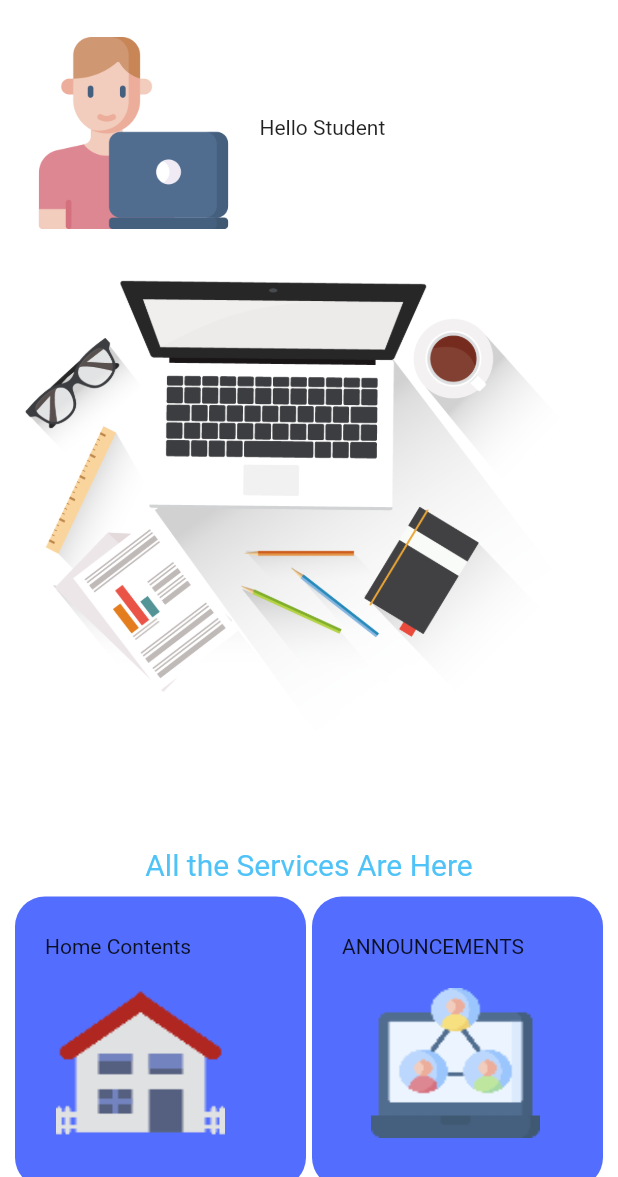
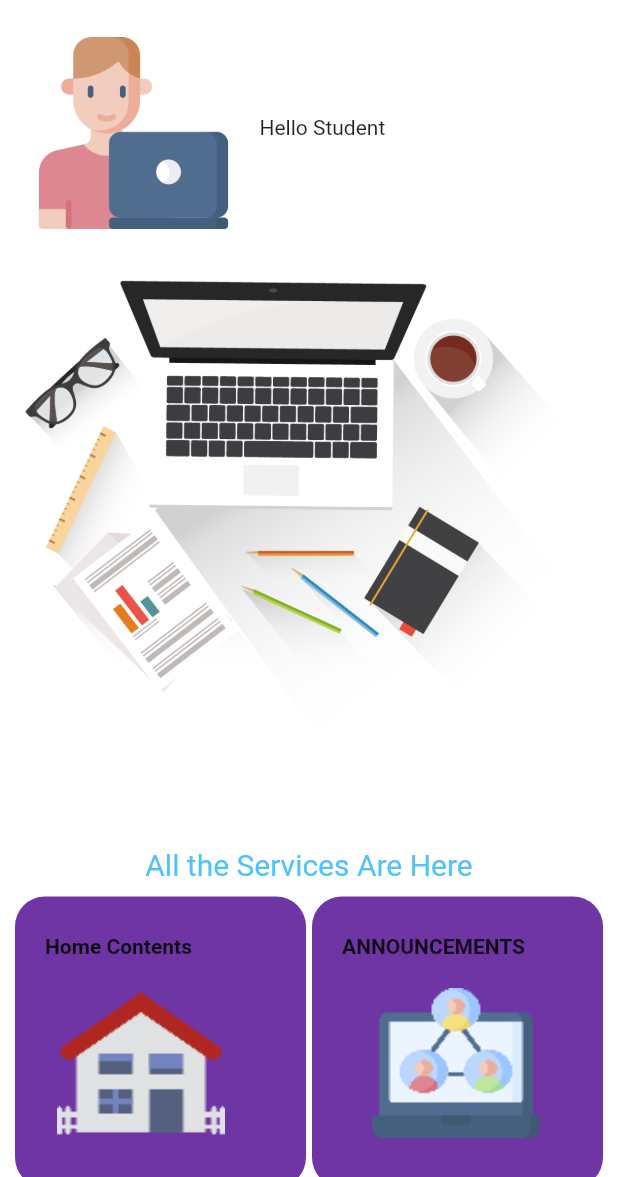
Before and after one commit to swebreza/Flutter_ICSI, a Flutter app: the screen it shows after launch, on a phone screen of 412 x 824 dp, the part 59-1236 px from its top. Run offline on Flutter 3.47's test engine with Material 2 defaults, Android fonts, the light colour scheme and no system bars; our stand-ins replace flutter_svg.

Commit message:
3rd commit 0.03

```diff
--- a/lib/loginPage/Screens/Login/components/body.dart
+++ b/lib/loginPage/Screens/Login/components/body.dart
@@ -26,10 +26,11 @@ class Body extends StatelessWidget {
             ),
             SizedBox(height: size.height * 0.03),
             Image.asset(
-              "assets/icons/login.png",
+              "assets/images/icons/login.png",
               height: size.height * 0.35,
             ),
             SizedBox(height: size.height * 0.03),
+            //FireBase Code Here
             RoundedInputField(
               hintText: "Your Email",
               onChanged: (value) {},
--- a/lib/loginPage/Screens/Welcome/components/body.dart
+++ b/lib/loginPage/Screens/Welcome/components/body.dart
@@ -20,12 +20,12 @@ class Body extends StatelessWidget {
           mainAxisAlignment: MainAxisAlignment.center,
           children: <Widget>[
             Text(
-              "WELCOME TO EDU",
+              "WELCOME TO ICSI",
               style: TextStyle(fontWeight: FontWeight.bold),
             ),
             SizedBox(height: size.height * 0.05),
             Image.asset(
-              "assets/icons/chat.png",
+              "assets/images/icons/chat.png",
               height: size.height * 0.45,
             ),
             SizedBox(height: size.height * 0.05),
--- a/lib/main.dart
+++ b/lib/main.dart
@@ -35,7 +35,7 @@ Widget Cnt(String img, String txt, String link) {
     child: Container(
       decoration: BoxDecoration(
           borderRadius: BorderRadius.all(Radius.circular(20.0)),
-          color: Colors.indigoAccent),
+          color: Color(0xFF6F35A5)),
       alignment: Alignment.topLeft,
       padding: EdgeInsets.all(20),
       // color: Colors.black,
@@ -46,7 +46,7 @@ Widget Cnt(String img, String txt, String link) {
             child: Text(
               txt,
               textAlign: TextAlign.start,
-              style: TextStyle(fontSize: 14),
+              style: TextStyle(fontSize: 14, fontWeight: FontWeight.bold),
             ),
           ),
           Image.asset(
--- a/lib/screen/wrapper.dart
+++ b/lib/screen/wrapper.dart
@@ -6,6 +6,7 @@ class Wrapper extends StatelessWidget {
   @override
   Widget build(BuildContext context) {
     return MaterialApp(
+      debugShowCheckedModeBanner: false,
       title: 'Flutter Auth',
       theme: ThemeData(
         primaryColor: kPrimaryColor,
--- a/lib/sidemenu.dart
+++ b/lib/sidemenu.dart
@@ -47,7 +47,7 @@ class SideMenu extends StatelessWidget {
           ),
           ListTile(
             leading: Image.asset(
-              'assets/images/icons/notebook.png',
+              'assets/images/icons/users.png',
               scale: 12,
             ),
             title: Text("SignIn"),
--- a/pubspec.yaml
+++ b/pubspec.yaml
@@ -72,6 +72,7 @@ flutter:
    - assets/images/icons/windows.png
    - assets/images/icons/notebook.png
    - assets/images/icons/user.png
+   - assets/images/icons/users.png
    - assets/images/icons/menu.png
    - assets/images/icons/house.png
    - assets/images/icons/chat.png
```
Also changed, not shown: lib/loginPage/Screens/Signup/components/body.dart (+5 -4 lines), assets/images/icons/users.png (added).
